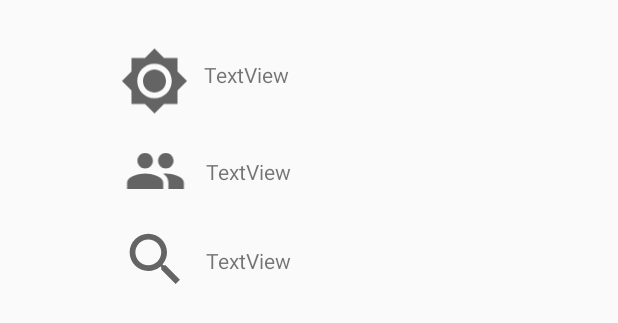
After one commit to enekor/ProyectoAndroidT1, an Android app: the layout menu.xml on its own in the app's theme, with its tools: preview values and no code run, on a phone screen of 412 x 824 dp. The commit adds this screen. Shown: the top 323 px of the screen. Run offline under Robolectric (Android 15) with nearby library versions, the phone set to English and light mode, and no system bars.

Commit message:
arreglar onclick, aniadido menu propio, ya me canse por hoy

```diff
--- a/app/src/main/AndroidManifest.xml
+++ b/app/src/main/AndroidManifest.xml
@@ -8,7 +8,7 @@
             android:label="@string/app_name"
             android:roundIcon="@mipmap/ic_launcher_round"
             android:supportsRtl="true"
-            android:theme="@style/Theme.KeepNeo">
+            android:theme="@style/Theme.AppCompat.Light.NoActionBar">
         <activity android:name=".MainActivity"
             android:exported="true">
             <intent-filter>
--- /dev/null
+++ b/app/src/main/res/drawable/about_us.xml
@@ -0,0 +1,10 @@
+<vector xmlns:android="http://schemas.android.com/apk/res/android"
+    android:width="24dp"
+    android:height="24dp"
+    android:viewportWidth="24"
+    android:viewportHeight="24"
+    android:tint="?attr/colorControlNormal">
+  <path
+      android:fillColor="@android:color/white"
+      android:pathData="M16,11c1.66,0 2.99,-1.34 2.99,-3S17.66,5 16,5c-1.66,0 -3,1.34 -3,3s1.34,3 3,3zM8,11c1.66,0 2.99,-1.34 2.99,-3S9.66,5 8,5C6.34,5 5,6.34 5,8s1.34,3 3,3zM8,13c-2.33,0 -7,1.17 -7,3.5L1,19h14v-2.5c0,-2.33 -4.67,-3.5 -7,-3.5zM16,13c-0.29,0 -0.62,0.02 -0.97,0.05 1.16,0.84 1.97,1.97 1.97,3.45L17,19h6v-2.5c0,-2.33 -4.67,-3.5 -7,-3.5z"/>
+</vector>
--- /dev/null
+++ b/app/src/main/res/drawable/how_to_use.xml
@@ -0,0 +1,10 @@
+<vector xmlns:android="http://schemas.android.com/apk/res/android"
+    android:width="24dp"
+    android:height="24dp"
+    android:viewportWidth="24"
+    android:viewportHeight="24"
+    android:tint="?attr/colorControlNormal">
+  <path
+      android:fillColor="@android:color/white"
+      android:pathData="M15.5,14h-0.79l-0.28,-0.27C15.41,12.59 16,11.11 16,9.5 16,5.91 13.09,3 9.5,3S3,5.91 3,9.5 5.91,16 9.5,16c1.61,0 3.09,-0.59 4.23,-1.57l0.27,0.28v0.79l5,4.99L20.49,19l-4.99,-5zM9.5,14C7.01,14 5,11.99 5,9.5S7.01,5 9.5,5 14,7.01 14,9.5 11.99,14 9.5,14z"/>
+</vector>
--- /dev/null
+++ b/app/src/main/res/drawable/oscuro.xml
@@ -0,0 +1,10 @@
+<vector xmlns:android="http://schemas.android.com/apk/res/android"
+    android:width="24dp"
+    android:height="24dp"
+    android:viewportWidth="24"
+    android:viewportHeight="24"
+    android:tint="?attr/colorControlNormal">
+  <path
+      android:fillColor="@android:color/white"
+      android:pathData="M20,8.69L20,4h-4.69L12,0.69 8.69,4L4,4v4.69L0.69,12 4,15.31L4,20h4.69L12,23.31 15.31,20L20,20v-4.69L23.31,12 20,8.69zM12,18c-3.31,0 -6,-2.69 -6,-6s2.69,-6 6,-6 6,2.69 6,6 -2.69,6 -6,6zM12,8c-2.21,0 -4,1.79 -4,4s1.79,4 4,4 4,-1.79 4,-4 -1.79,-4 -4,-4z"/>
+</vector>
--- /dev/null
+++ b/app/src/main/res/layout/menu.xml
@@ -0,0 +1,43 @@
+<?xml version="1.0" encoding="utf-8"?>
+<androidx.constraintlayout.widget.ConstraintLayout xmlns:android="http://schemas.android.com/apk/res/android"
+                                                   xmlns:app="http://schemas.android.com/apk/res-auto"
+                                                   xmlns:tools="http://schemas.android.com/tools"
+                                                   android:layout_width="match_parent"
+                                                   android:layout_height="wrap_content" android:id="@+id/layoutMenu">
+
+    <ImageView
+            android:layout_width="46dp"
+            android:layout_height="48dp" app:srcCompat="@drawable/oscuro" android:id="@+id/modoOscuroIcon"
+            app:layout_constraintStart_toStartOf="parent" app:layout_constraintTop_toTopOf="parent"
+            android:layout_marginStart="80dp" android:layout_marginTop="30dp"/>
+    <ImageView
+            android:layout_width="47dp"
+            android:layout_height="41dp" app:srcCompat="@drawable/about_us" android:id="@+id/aboutUsIcon"
+            app:layout_constraintTop_toBottomOf="@+id/modoOscuroIcon" app:layout_constraintStart_toStartOf="parent"
+            android:layout_marginStart="80dp" android:layout_marginTop="15dp"/>
+    <ImageView
+            android:layout_width="47dp"
+            android:layout_height="46dp" app:srcCompat="@drawable/how_to_use" android:id="@+id/howUseIcon"
+            app:layout_constraintStart_toStartOf="parent"
+            android:layout_marginStart="80dp" app:layout_constraintTop_toBottomOf="@+id/aboutUsIcon"
+            android:layout_marginTop="15dp"/>
+    <TextView
+            android:text="TextView"
+            android:layout_width="wrap_content"
+            android:layout_height="wrap_content" android:id="@+id/modoOscuroText"
+            app:layout_constraintStart_toEndOf="@+id/modoOscuroIcon" app:layout_constraintTop_toTopOf="parent"
+            android:layout_marginTop="40dp" android:layout_marginStart="10dp"/>
+    <TextView
+            android:text="TextView"
+            android:layout_width="wrap_content"
+            android:layout_height="wrap_content" android:id="@+id/aboutUsText"
+            app:layout_constraintStart_toEndOf="@+id/aboutUsIcon"
+            app:layout_constraintTop_toBottomOf="@+id/modoOscuroText" android:layout_marginTop="45dp"
+            android:layout_marginStart="10dp"/>
+    <TextView
+            android:text="TextView"
+            android:layout_width="wrap_content"
+            android:layout_height="wrap_content" android:id="@+id/howUseText"
+            app:layout_constraintStart_toEndOf="@+id/howUseIcon" app:layout_constraintTop_toBottomOf="@+id/aboutUsText"
+            android:layout_marginTop="40dp" android:layout_marginStart="10dp"/>
+</androidx.constraintlayout.widget.ConstraintLayout>
```
Also changed, not shown: app/src/main/java/com/example/keepneo/MainActivity.java (+38 -33 lines), app/src/main/java/com/example/keepneo/Menu.java (added, +92 -0 lines), app/src/main/java/com/example/keepneo/MenuActivity.java (added, +7 -0 lines), app/src/main/res/drawable/ic_baseline_menu_24.xml (added, +10 -0 lines), app/src/main/res/drawable/new_note.xml (added, +10 -0 lines), app/src/main/res/layout/activity_main.xml (+19 -10 lines), app/src/main/res/menu/top_menu.xml (deleted, +0 -10 lines).
